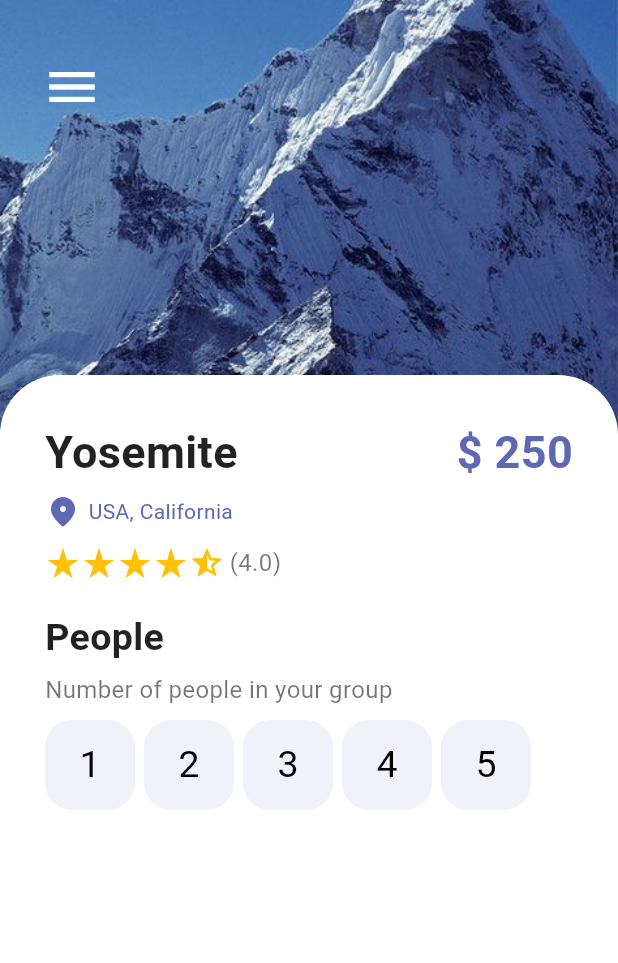
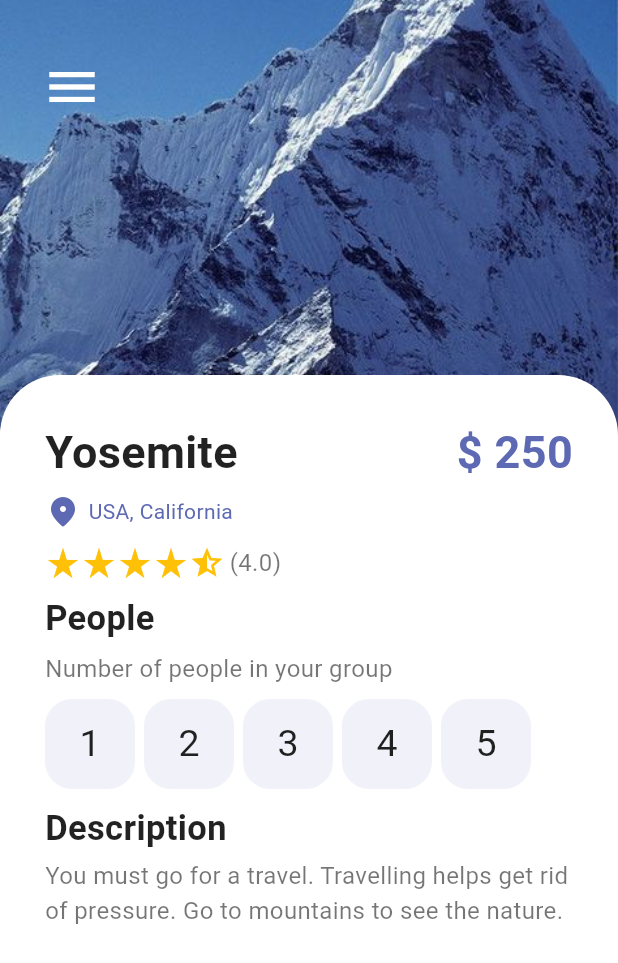
Before and after one commit to K-Yaswanth-Raj/Flutter_Travel_App, a Flutter app: the screen it shows after launch, on a phone screen of 412 x 824 dp. Shown: the top 963 px of the screen. Run offline on Flutter 3.47's test engine with Material 2 defaults, Android fonts, the light colour scheme and no system bars.

Commit message:
completed description

```diff
--- a/lib/pages/detail_page.dart
+++ b/lib/pages/detail_page.dart
@@ -5,9 +5,15 @@ import 'package:travel_app/widgets/app_button.dart';
 import 'package:travel_app/widgets/app_large_text.dart';
 import 'package:travel_app/widgets/app_text.dart';
 
-class DetailPage extends StatelessWidget {
+class DetailPage extends StatefulWidget {
   const DetailPage({super.key});
 
+  @override
+  State<DetailPage> createState() => _DetailPageState();
+}
+
+class _DetailPageState extends State<DetailPage> {
+  int selectedIndex = -1;
   @override
   Widget build(BuildContext context) {
     return SafeArea(
@@ -121,12 +127,12 @@ class DetailPage extends StatelessWidget {
                         ],
                       ),
                       SizedBox(
-                        height: 20,
+                        height: 9,
                       ),
                       AppLargeText(
                         text: 'People',
                         color: Colors.black87,
-                        size: 25,
+                        size: 23,
                       ),
                       SizedBox(
                         height: 5,
@@ -141,17 +147,48 @@ class DetailPage extends StatelessWidget {
                       Wrap(
                         children: List.generate(
                           5,
-                          (index) => Container(
-                            margin: EdgeInsets.only(right: 6),
-                            child: AppButton(
+                          (index) => InkWell(
+                            onTap: () {
+                              setState(() {
+                                selectedIndex = index;
+                              });
+                            },
+                            child: Container(
+                              margin: EdgeInsets.only(right: 6),
+                              child: AppButton(
                                 text: (index + 1).toString(),
-                                backgroundColor: AppColors.buttonBackground,
-                                borderColor: AppColors.buttonBackground,
-                                color: Colors.black,
-                                size: 60),
+                                backgroundColor: selectedIndex == index
+                                    ? Colors.black
+                                    : AppColors.buttonBackground,
+                                borderColor: selectedIndex == index
+                                    ? Colors.black
+                                    : AppColors.buttonBackground,
+                                color: selectedIndex == index
+                                    ? Colors.white
+                                    : Colors.black87,
+                                size: 60,
+                              ),
+                            ),
                           ),
                         ),
-                      )
+                      ),
+                      SizedBox(
+                        height: 10,
+                      ),
+                      AppLargeText(
+                        text: 'Description',
+                        size: 23,
+                        color: Colors.black87,
+                      ),
+                      SizedBox(
+                        height: 3.5,
+                      ),
+                      AppText(
+                        text:
+                            'You must go for a travel. Travelling helps get rid of pressure. Go to mountains to see the nature. ',
+                        color: Colors.black54,
+                      ),
+
                     ],
                   ),
                 ),
--- a/lib/widgets/app_button.dart
+++ b/lib/widgets/app_button.dart
@@ -41,7 +41,7 @@ class AppButton extends StatelessWidget {
                 child: AppText(
                 size: 25,
                 text: text!,
-                color: Colors.black,
+                color: color,
               ))
             : Center(
                 child: Icon(
```
